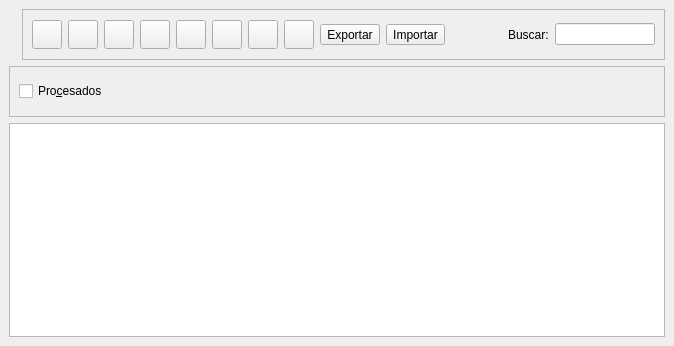
First picture: the form in bulmages/bulmafact/src/clientslistbase.ui, repository eboladev/Bulmages-1, before the edit.
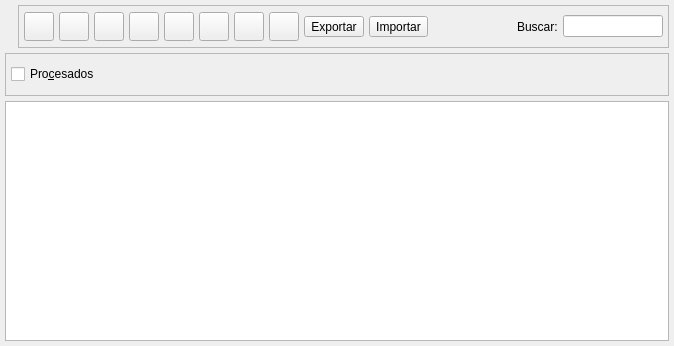
Second picture: the form after the edit. Icons and pictures are not drawn. Custom widgets are drawn as their Qt base class.

What changed in the file:
```diff
--- a/bulmages/bulmafact/src/clientslistbase.ui
+++ b/bulmages/bulmafact/src/clientslistbase.ui
@@ -23,10 +23,10 @@
   </property>
   <layout class="QVBoxLayout" >
    <property name="margin" >
-    <number>9</number>
+    <number>5</number>
    </property>
    <property name="spacing" >
-    <number>6</number>
+    <number>5</number>
    </property>
    <item>
     <layout class="QHBoxLayout" >
@@ -56,10 +56,10 @@
        </property>
        <layout class="QHBoxLayout" >
         <property name="margin" >
-         <number>9</number>
+         <number>5</number>
         </property>
         <property name="spacing" >
-         <number>6</number>
+         <number>5</number>
         </property>
         <item>
          <widget class="QToolButton" name="mui_crear" >
@@ -335,10 +335,10 @@
      </property>
      <layout class="QHBoxLayout" >
       <property name="margin" >
-       <number>9</number>
+       <number>5</number>
       </property>
       <property name="spacing" >
-       <number>6</number>
+       <number>5</number>
       </property>
       <item>
        <widget class="QCheckBox" name="m_procesados" >
```
